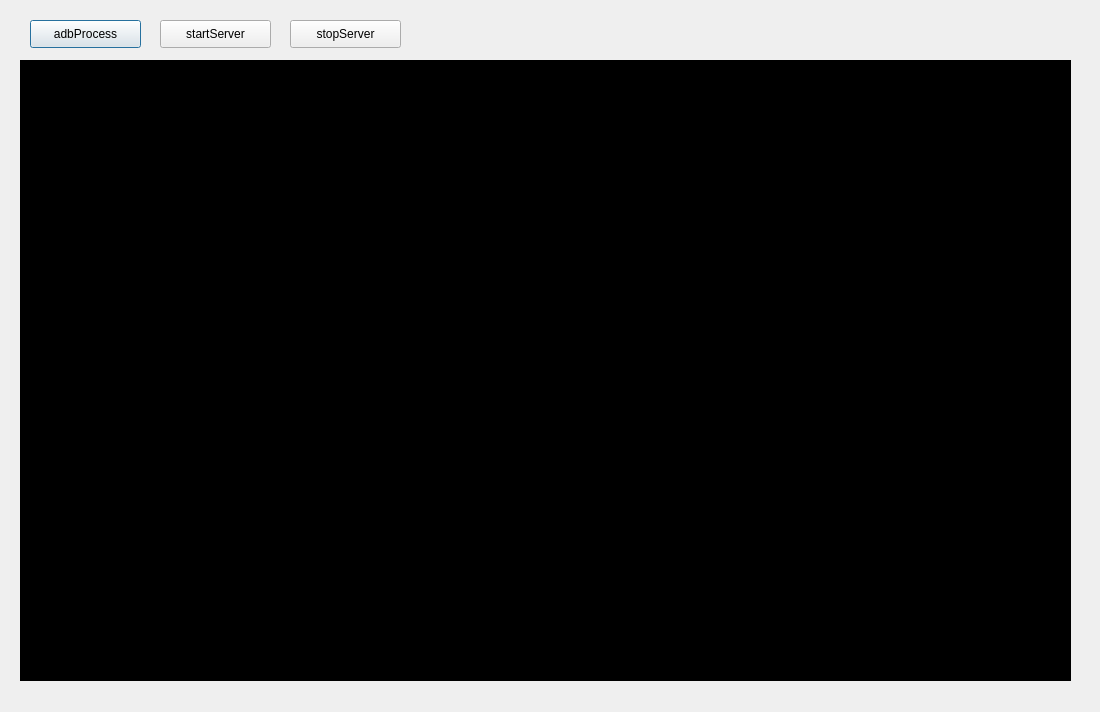
First picture: the form in src/dialog.ui, repository barry-ran/QtScrcpy, before the edit.
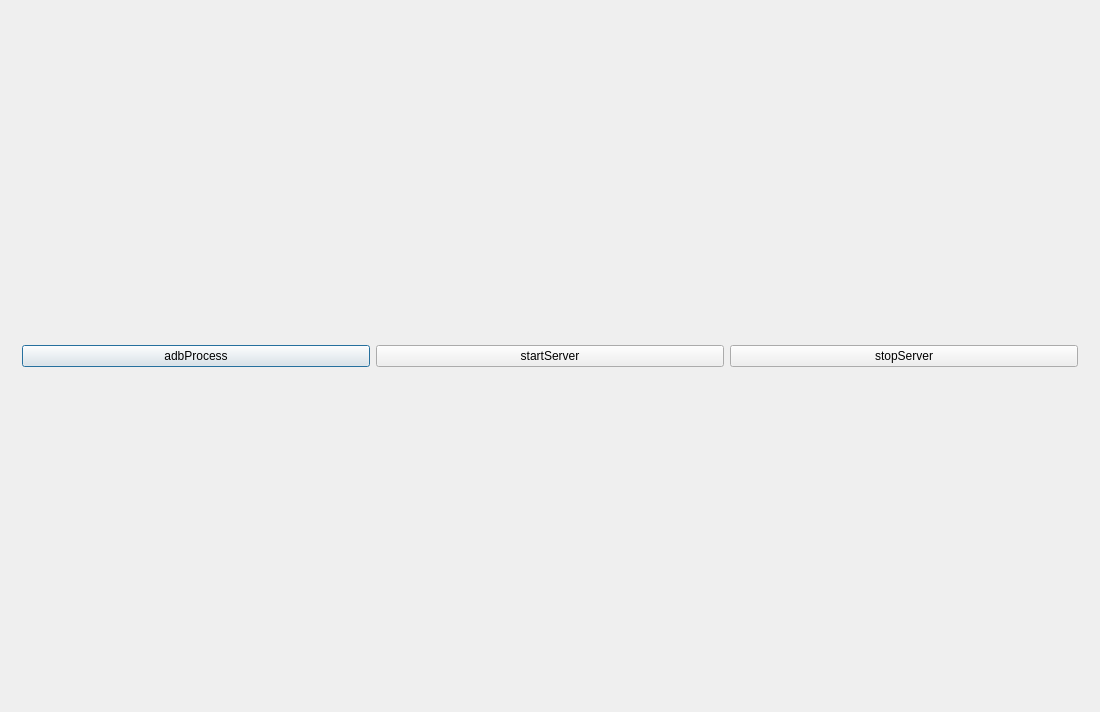
Second picture: the form after the edit.

```diff
--- a/src/dialog.ui
+++ b/src/dialog.ui
@@ -13,61 +13,47 @@
   <property name="windowTitle">
    <string>Dialog</string>
   </property>
+  <layout class="QVBoxLayout" name="verticalLayout">
+   <item>
+    <widget class="QWidget" name="topWidget" native="true">
+     <property name="minimumSize">
+      <size>
+       <width>0</width>
+       <height>50</height>
+      </size>
+     </property>
+     <property name="maximumSize">
+      <size>
+       <width>16777215</width>
+       <height>50</height>
+      </size>
+     </property>
+     <layout class="QHBoxLayout" name="horizontalLayout">
+      <item>
   <widget class="QPushButton" name="adbProcess">
-   <property name="geometry">
-    <rect>
-     <x>30</x>
-     <y>20</y>
-     <width>111</width>
-     <height>28</height>
-    </rect>
-   </property>
    <property name="text">
     <string>adbProcess</string>
    </property>
   </widget>
+      </item>
+      <item>
   <widget class="QPushButton" name="startServerBtn">
-   <property name="geometry">
-    <rect>
-     <x>160</x>
-     <y>20</y>
-     <width>111</width>
-     <height>28</height>
-    </rect>
-   </property>
    <property name="text">
     <string>startServer</string>
    </property>
   </widget>
+      </item>
+      <item>
   <widget class="QPushButton" name="stopServerBtn">
-   <property name="geometry">
-    <rect>
-     <x>290</x>
-     <y>20</y>
-     <width>111</width>
-     <height>28</height>
-    </rect>
-   </property>
    <property name="text">
     <string>stopServer</string>
    </property>
   </widget>
-  <widget class="QLabel" name="imgLabel">
-   <property name="geometry">
-    <rect>
-     <x>20</x>
-     <y>60</y>
-     <width>1051</width>
-     <height>621</height>
-    </rect>
-   </property>
-   <property name="styleSheet">
-    <string notr="true">background-color: rgb(0, 0, 0);</string>
-   </property>
-   <property name="text">
-    <string/>
-   </property>
-  </widget>
+      </item>
+     </layout>
+    </widget>
+   </item>
+  </layout>
  </widget>
  <layoutdefault spacing="6" margin="11"/>
  <resources/>
```
Lines whose indentation alone changed are shown as unchanged.
